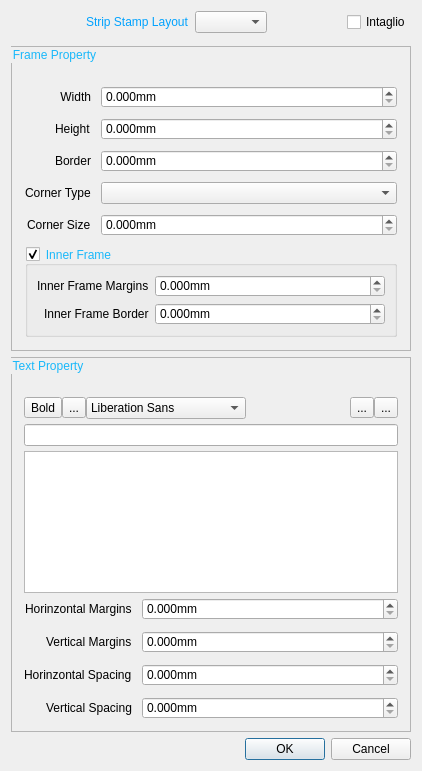
Above: src/ui/StampStripDialog.ui from oneminute/LaserController before the change. Below: the same form after it.
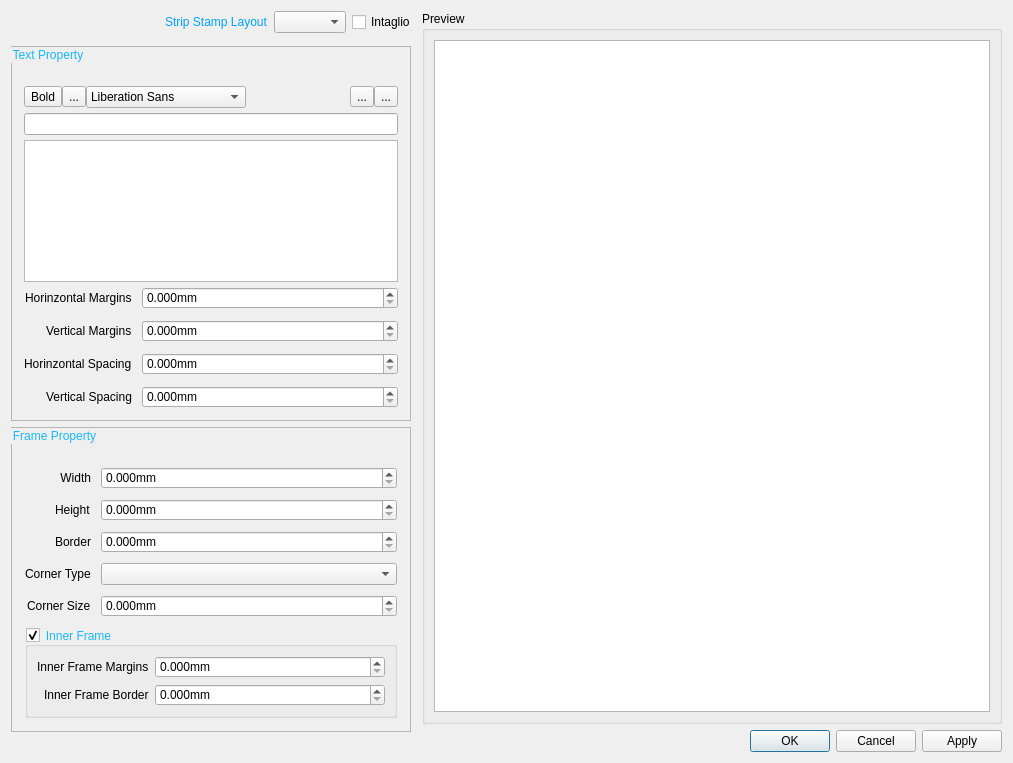
That is the form after the change. Icons and pictures are not drawn. Custom widgets are drawn as their Qt base class.

What changed in the file:
```diff
--- a/src/ui/StampStripDialog.ui
+++ b/src/ui/StampStripDialog.ui
@@ -6,26 +6,31 @@
    <rect>
     <x>0</x>
     <y>0</y>
-    <width>422</width>
+    <width>1013</width>
     <height>735</height>
    </rect>
   </property>
   <property name="minimumSize">
    <size>
-    <width>422</width>
+    <width>1000</width>
     <height>0</height>
    </size>
   </property>
   <property name="maximumSize">
    <size>
-    <width>422</width>
+    <width>1013</width>
     <height>16777215</height>
    </size>
   </property>
   <property name="windowTitle">
    <string>Strip Stamp Dialog</string>
   </property>
-  <layout class="QVBoxLayout" name="verticalLayout">
+  <layout class="QHBoxLayout" name="horizontalLayout_4">
+   <item>
+    <layout class="QVBoxLayout" name="verticalLayout_2">
+     <property name="bottomMargin">
+      <number>20</number>
+     </property>
    <item>
     <layout class="QHBoxLayout" name="horizontalLayout_3">
      <property name="bottomMargin">
@@ -61,19 +66,6 @@
        </property>
       </widget>
      </item>
-     <item>
-      <spacer name="horizontalSpacer_3">
-       <property name="orientation">
-        <enum>Qt::Horizontal</enum>
-       </property>
-       <property name="sizeHint" stdset="0">
-        <size>
-         <width>40</width>
-         <height>20</height>
-        </size>
-       </property>
-      </spacer>
-     </item>
      <item>
       <widget class="QCheckBox" name="stampIntaglioCheckBox">
        <property name="text">
@@ -83,211 +75,6 @@
      </item>
     </layout>
    </item>
-   <item>
-    <widget class="QGroupBox" name="FrameGroupBox">
-     <property name="maximumSize">
-      <size>
-       <width>400</width>
-       <height>16777215</height>
-      </size>
-     </property>
-     <property name="styleSheet">
-      <string notr="true">QGroupBox#FrameGroupBox{border: 1px solid rgb(180, 180, 180)}
-QGroupBox::title{color:rgb(25, 184, 250)}</string>
-     </property>
-     <property name="title">
-      <string>Frame Property</string>
-     </property>
-     <property name="checkable">
-      <bool>false</bool>
-     </property>
-     <layout class="QVBoxLayout" name="verticalLayout_4">
-      <property name="spacing">
-       <number>10</number>
-      </property>
-      <property name="leftMargin">
-       <number>11</number>
-      </property>
-      <property name="topMargin">
-       <number>15</number>
-      </property>
-      <property name="rightMargin">
-       <number>11</number>
-      </property>
-      <property name="bottomMargin">
-       <number>11</number>
-      </property>
-      <item>
-       <layout class="QFormLayout" name="formLayout">
-        <property name="labelAlignment">
-         <set>Qt::AlignRight|Qt::AlignTrailing|Qt::AlignVCenter</set>
-        </property>
-        <property name="formAlignment">
-         <set>Qt::AlignLeading|Qt::AlignLeft|Qt::AlignTop</set>
-        </property>
-        <property name="verticalSpacing">
-         <number>10</number>
-        </property>
-        <property name="topMargin">
-         <number>5</number>
-        </property>
-        <item row="0" column="0">
-         <widget class="QLabel" name="frameWidthLabel">
-          <property name="text">
-           <string>Width</string>
-          </property>
-          <property name="alignment">
-           <set>Qt::AlignRight|Qt::AlignTrailing|Qt::AlignVCenter</set>
-          </property>
-         </widget>
-        </item>
-        <item row="0" column="1">
-         <widget class="LaserDoubleSpinBox" name="frameWidthSpinBox">
-          <property name="minimumSize">
-           <size>
-            <width>70</width>
-            <height>0</height>
-           </size>
-          </property>
-          <property name="suffix">
-           <string>mm</string>
-          </property>
-          <property name="decimals">
-           <number>3</number>
-          </property>
-         </widget>
-        </item>
-        <item row="1" column="0">
-         <widget class="QLabel" name="frameHeightLabel">
-          <property name="text">
-           <string>Height</string>
-          </property>
-         </widget>
-        </item>
-        <item row="1" column="1">
-         <widget class="LaserDoubleSpinBox" name="frameHeightSpinBox">
-          <property name="minimumSize">
-           <size>
-            <width>70</width>
-            <height>0</height>
-           </size>
-          </property>
-          <property name="suffix">
-           <string>mm</string>
-          </property>
-          <property name="decimals">
-           <number>3</number>
-          </property>
-         </widget>
-        </item>
-        <item row="2" column="0">
-         <widget class="QLabel" name="frameBorderLabel">
-          <property name="text">
-           <string>Border</string>
-          </property>
-         </widget>
-        </item>
-        <item row="2" column="1">
-         <widget class="LaserDoubleSpinBox" name="frameBorderSpinBox">
-          <property name="suffix">
-           <string>mm</string>
-          </property>
-          <property name="decimals">
-           <number>3</number>
-          </property>
-         </widget>
-        </item>
-        <item row="3" column="0">
-         <widget class="QLabel" name="frameCornerTypeLabel">
-          <property name="text">
-           <string>Corner Type</string>
-          </property>
-         </widget>
-        </item>
-        <item row="3" column="1">
-         <widget class="QComboBox" name="frameCornerTypeComboBox"/>
-        </item>
-        <item row="4" column="0">
-         <widget class="QLabel" name="frameCornerSizeLabel">
-          <property name="text">
-           <string>Corner Size</string>
-          </property>
-         </widget>
-        </item>
-        <item row="4" column="1">
-         <widget class="LaserDoubleSpinBox" name="frameCornerSizeSpinBox">
-          <property name="minimumSize">
-           <size>
-            <width>70</width>
-            <height>0</height>
-           </size>
-          </property>
-          <property name="suffix">
-           <string>mm</string>
-          </property>
-          <property name="decimals">
-           <number>3</number>
-          </property>
-         </widget>
-        </item>
-       </layout>
-      </item>
-      <item>
-       <widget class="QGroupBox" name="innerFrameGroupBox">
-        <property name="title">
-         <string>Inner Frame</string>
-        </property>
-        <property name="checkable">
-         <bool>true</bool>
-        </property>
-        <layout class="QHBoxLayout" name="horizontalLayout">
-         <item>
-          <layout class="QFormLayout" name="innerFrameLayout">
-           <property name="labelAlignment">
-            <set>Qt::AlignRight|Qt::AlignTrailing|Qt::AlignVCenter</set>
-           </property>
-           <item row="0" column="0">
-            <widget class="QLabel" name="innerFrameMarginLabel">
-             <property name="text">
-              <string>Inner Frame Margins</string>
-             </property>
-            </widget>
-           </item>
-           <item row="0" column="1">
-            <widget class="LaserDoubleSpinBox" name="InnerFrameMarginDoubleSpinBox">
-             <property name="suffix">
-              <string>mm</string>
-             </property>
-             <property name="decimals">
-              <number>3</number>
-             </property>
-            </widget>
-           </item>
-           <item row="1" column="0">
-            <widget class="QLabel" name="innerFrameBorderLabel">
-             <property name="text">
-              <string>Inner Frame Border</string>
-             </property>
-            </widget>
-           </item>
-           <item row="1" column="1">
-            <widget class="LaserDoubleSpinBox" name="InnerFrameBorderDoubleSpinBox">
-             <property name="suffix">
-              <string>mm</string>
-             </property>
-             <property name="decimals">
-              <number>3</number>
-             </property>
-            </widget>
-           </item>
-          </layout>
-         </item>
-        </layout>
-       </widget>
-      </item>
-     </layout>
-    </widget>
-   </item>
    <item>
     <widget class="QGroupBox" name="textPropertyGroupBox">
      <property name="minimumSize">
@@ -564,17 +351,243 @@
     </widget>
    </item>
    <item>
-    <spacer name="verticalSpacer">
-     <property name="orientation">
-      <enum>Qt::Vertical</enum>
-     </property>
-     <property name="sizeHint" stdset="0">
+      <widget class="QGroupBox" name="FrameGroupBox">
+       <property name="maximumSize">
+        <size>
+         <width>400</width>
+         <height>16777215</height>
+        </size>
+       </property>
+       <property name="styleSheet">
+        <string notr="true">QGroupBox#FrameGroupBox{border: 1px solid rgb(180, 180, 180)}
+QGroupBox::title{color:rgb(25, 184, 250)}</string>
+       </property>
+       <property name="title">
+        <string>Frame Property</string>
+       </property>
+       <property name="checkable">
+        <bool>false</bool>
+       </property>
+       <layout class="QVBoxLayout" name="verticalLayout_4">
+        <property name="spacing">
+         <number>10</number>
+        </property>
+        <property name="leftMargin">
+         <number>11</number>
+        </property>
+        <property name="topMargin">
+         <number>15</number>
+        </property>
+        <property name="rightMargin">
+         <number>11</number>
+        </property>
+        <property name="bottomMargin">
+         <number>11</number>
+        </property>
+        <item>
+         <layout class="QFormLayout" name="formLayout">
+          <property name="labelAlignment">
+           <set>Qt::AlignRight|Qt::AlignTrailing|Qt::AlignVCenter</set>
+          </property>
+          <property name="formAlignment">
+           <set>Qt::AlignLeading|Qt::AlignLeft|Qt::AlignTop</set>
+          </property>
+          <property name="verticalSpacing">
+           <number>10</number>
+          </property>
+          <property name="topMargin">
+           <number>5</number>
+          </property>
+          <item row="0" column="0">
+           <widget class="QLabel" name="frameWidthLabel">
+            <property name="text">
+             <string>Width</string>
+            </property>
+            <property name="alignment">
+             <set>Qt::AlignRight|Qt::AlignTrailing|Qt::AlignVCenter</set>
+            </property>
+           </widget>
+          </item>
+          <item row="0" column="1">
+           <widget class="LaserDoubleSpinBox" name="frameWidthSpinBox">
+            <property name="minimumSize">
       <size>
-       <width>20</width>
-       <height>40</height>
-      </size>
-     </property>
-    </spacer>
+              <width>70</width>
+              <height>0</height>
+             </size>
+            </property>
+            <property name="suffix">
+             <string>mm</string>
+            </property>
+            <property name="decimals">
+             <number>3</number>
+            </property>
+           </widget>
+          </item>
+          <item row="1" column="0">
+           <widget class="QLabel" name="frameHeightLabel">
+            <property name="text">
+             <string>Height</string>
+            </property>
+           </widget>
+          </item>
+          <item row="1" column="1">
+           <widget class="LaserDoubleSpinBox" name="frameHeightSpinBox">
+            <property name="minimumSize">
+             <size>
+              <width>70</width>
+              <height>0</height>
+             </size>
+            </property>
+            <property name="suffix">
+             <string>mm</string>
+            </property>
+            <property name="decimals">
+             <number>3</number>
+            </property>
+           </widget>
+          </item>
+          <item row="2" column="0">
+           <widget class="QLabel" name="frameBorderLabel">
+            <property name="text">
+             <string>Border</string>
+            </property>
+           </widget>
+          </item>
+          <item row="2" column="1">
+           <widget class="LaserDoubleSpinBox" name="frameBorderSpinBox">
+            <property name="suffix">
+             <string>mm</string>
+            </property>
+            <property name="decimals">
+             <number>3</number>
+            </property>
+           </widget>
+          </item>
+          <item row="3" column="0">
+           <widget class="QLabel" name="frameCornerTypeLabel">
+            <property name="text">
+             <string>Corner Type</string>
+            </property>
+           </widget>
+          </item>
+          <item row="3" column="1">
+           <widget class="QComboBox" name="frameCornerTypeComboBox"/>
+          </item>
+          <item row="4" column="0">
+           <widget class="QLabel" name="frameCornerSizeLabel">
+            <property name="text">
+             <string>Corner Size</string>
+            </property>
+           </widget>
+          </item>
+          <item row="4" column="1">
+           <widget class="LaserDoubleSpinBox" name="frameCornerSizeSpinBox">
+            <property name="minimumSize">
+             <size>
+              <width>70</width>
+              <height>0</height>
+             </size>
+            </property>
+            <property name="suffix">
+             <string>mm</string>
+            </property>
+            <property name="decimals">
+             <number>3</number>
+            </property>
+           </widget>
+          </item>
+         </layout>
+        </item>
+        <item>
+         <widget class="QGroupBox" name="innerFrameGroupBox">
+          <property name="title">
+           <string>Inner Frame</string>
+          </property>
+          <property name="checkable">
+           <bool>true</bool>
+          </property>
+          <layout class="QHBoxLayout" name="horizontalLayout">
+           <item>
+            <layout class="QFormLayout" name="innerFrameLayout">
+             <property name="labelAlignment">
+              <set>Qt::AlignRight|Qt::AlignTrailing|Qt::AlignVCenter</set>
+             </property>
+             <item row="0" column="0">
+              <widget class="QLabel" name="innerFrameMarginLabel">
+               <property name="text">
+                <string>Inner Frame Margins</string>
+               </property>
+              </widget>
+             </item>
+             <item row="0" column="1">
+              <widget class="LaserDoubleSpinBox" name="InnerFrameMarginDoubleSpinBox">
+               <property name="suffix">
+                <string>mm</string>
+               </property>
+               <property name="decimals">
+                <number>3</number>
+               </property>
+              </widget>
+             </item>
+             <item row="1" column="0">
+              <widget class="QLabel" name="innerFrameBorderLabel">
+               <property name="text">
+                <string>Inner Frame Border</string>
+               </property>
+              </widget>
+             </item>
+             <item row="1" column="1">
+              <widget class="LaserDoubleSpinBox" name="InnerFrameBorderDoubleSpinBox">
+               <property name="suffix">
+                <string>mm</string>
+               </property>
+               <property name="decimals">
+                <number>3</number>
+               </property>
+              </widget>
+             </item>
+            </layout>
+           </item>
+          </layout>
+         </widget>
+        </item>
+       </layout>
+      </widget>
+     </item>
+    </layout>
+   </item>
+   <item>
+    <layout class="QVBoxLayout" name="verticalLayout">
+     <property name="rightMargin">
+      <number>0</number>
+     </property>
+     <property name="bottomMargin">
+      <number>0</number>
+     </property>
+     <item>
+      <widget class="QGroupBox" name="groupBox">
+       <property name="minimumSize">
+        <size>
+         <width>580</width>
+         <height>0</height>
+        </size>
+       </property>
+       <property name="maximumSize">
+        <size>
+         <width>580</width>
+         <height>16777215</height>
+        </size>
+       </property>
+       <property name="title">
+        <string>Preview</string>
+       </property>
+       <layout class="QHBoxLayout" name="horizontalLayout_5">
+        <item>
+         <widget class="QGraphicsView" name="graphicsView"/>
+        </item>
+       </layout>
+      </widget>
    </item>
    <item>
     <widget class="QDialogButtonBox" name="buttonBox">
@@ -582,9 +595,11 @@
       <enum>Qt::Horizontal</enum>
      </property>
      <property name="standardButtons">
-      <set>QDialogButtonBox::Cancel|QDialogButtonBox::Ok</set>
-     </property>
-    </widget>
+        <set>QDialogButtonBox::Apply|QDialogButtonBox::Cancel|QDialogButtonBox::Ok</set>
+       </property>
+      </widget>
+     </item>
+    </layout>
    </item>
   </layout>
  </widget>
```
Lines whose indentation alone changed are shown as unchanged.
